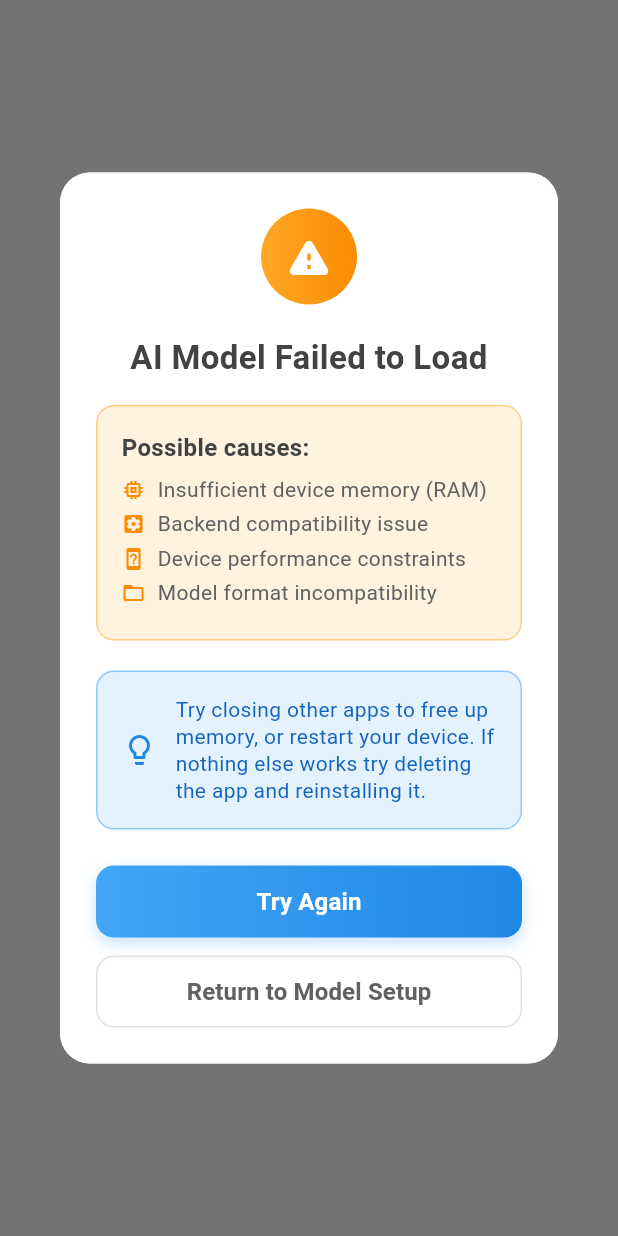
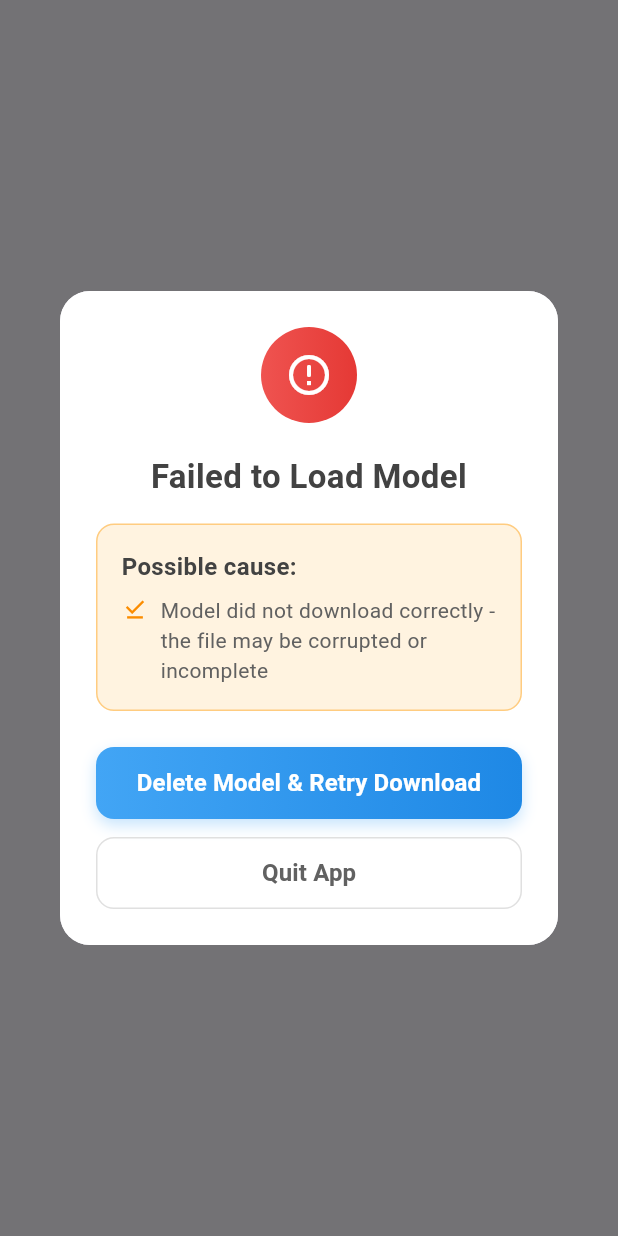
Before and after one commit to ai-space-s/wm-gemma-vision, a Flutter app: what showInitializationErrorDialog() shows on an empty page, opened directly, on a phone screen of 412 x 824 dp. Run offline on Flutter 3.47's test engine with Material 3 defaults, Android fonts, the phone set to English and light mode, and no system bars; our stand-ins replace audioplayers, camera, flutter_tts, permission_handler, shared_preferences, speech_to_text and 1 more; missing offline and left inert: flutter_downloader, flutter_gemma, flutter_web_auth_2, google_mlkit_text_recognition, gpt_markdown, remove_markdown; accounts and stored records are empty.

Commit message:
Improved download error popup, changed advice on download screen

```diff
--- a/lib/chat_page/handlers/initialization_handler.dart
+++ b/lib/chat_page/handlers/initialization_handler.dart
@@ -6,7 +6,7 @@ import '../services/bootstrap_manager.dart';
 
 /// Handles bootstrap failures and provides recovery options
 class InitializationHandler {
-  /// Show error dialog and handle user choice (retry or redownload model)
+  /// Show error dialog and handle user choice (delete & retry or quit)
   static Future<void> handleInitError({
     required BuildContext context,
     required bool mounted,
@@ -28,7 +28,12 @@ class InitializationHandler {
           context,
         );
 
-        if (result == 'retry') {
+        if (result == 'delete') {
+          // Model files have already been deleted by the dialog
+          // Navigate to download page to start fresh
+          navigateToDownloadPage(context);
+        } else if (result == 'retry') {
+          // Legacy option if you still have it
           await retryInitialization(
             context: context,
             mounted: () => mounted,
--- a/lib/chat_page/services/error_dialog_service.dart
+++ b/lib/chat_page/services/error_dialog_service.dart
@@ -1,5 +1,7 @@
 // lib/chat_page/services/error_dialog_service.dart
 import 'package:flutter/material.dart';
+import 'package:gemma_chat/download_page/services/download_manager.dart';
+import 'package:gemma_chat/download_page/services/download_state_manager.dart';
 
 /// User-friendly error dialogs for AI model initialization failures
 class ErrorDialogService {
@@ -24,18 +26,18 @@ class ErrorDialogService {
             child: Column(
               mainAxisSize: MainAxisSize.min,
               children: [
-                // Warning icon with gradient background
+                // Error icon with gradient background
                 Container(
                   width: 64,
                   height: 64,
                   decoration: BoxDecoration(
                     shape: BoxShape.circle,
                     gradient: LinearGradient(
-                      colors: [Colors.orange[400]!, Colors.orange[600]!],
+                      colors: [Colors.red[400]!, Colors.red[600]!],
                     ),
                   ),
                   child: const Icon(
-                    Icons.warning_rounded,
+                    Icons.error_outline_rounded,
                     size: 32,
                     color: Colors.white,
                   ),
@@ -44,7 +46,7 @@ class ErrorDialogService {
 
                 // Clear title explaining the issue
                 Text(
-                  'AI Model Failed to Load',
+                  'Failed to Load Model',
                   style: TextStyle(
                     fontSize: 22,
                     fontWeight: FontWeight.bold,
@@ -54,7 +56,7 @@ class ErrorDialogService {
                 ),
                 const SizedBox(height: 16),
 
-                // Detailed explanation of possible causes
+                // Clear explanation of what happened
                 Container(
                   padding: const EdgeInsets.all(16),
                   decoration: BoxDecoration(
@@ -66,7 +68,7 @@ class ErrorDialogService {
                     crossAxisAlignment: CrossAxisAlignment.start,
                     children: [
                       Text(
-                        'Possible causes:',
+                        'Possible cause:',
                         style: TextStyle(
                           fontSize: 16,
                           fontWeight: FontWeight.w600,
@@ -74,48 +76,36 @@ class ErrorDialogService {
                         ),
                       ),
                       const SizedBox(height: 8),
-                      // List of common causes with icons
-                      ..._buildErrorCauses(),
-                    ],
-                  ),
-                ),
-                const SizedBox(height: 20),
-
-                // Helpful suggestion box
-                Container(
-                  padding: const EdgeInsets.all(16),
-                  decoration: BoxDecoration(
-                    color: Colors.blue[50],
-                    borderRadius: BorderRadius.circular(12),
-                    border: Border.all(color: Colors.blue[200]!, width: 1),
-                  ),
-                  child: Row(
-                    children: [
-                      Icon(
-                        Icons.lightbulb_outline,
-                        color: Colors.blue[600],
-                        size: 24,
-                      ),
-                      const SizedBox(width: 12),
-                      Expanded(
-                        child: Text(
-                          'Try closing other apps to free up memory, or restart your device. If nothing else works try deleting the app and reinstalling it.',
-                          style: TextStyle(
-                            fontSize: 14,
-                            color: Colors.blue[800],
-                            height: 1.3,
+                      Row(
+                        crossAxisAlignment: CrossAxisAlignment.start,
+                        children: [
+                          Icon(
+                            Icons.download_done,
+                            size: 18,
+                            color: Colors.orange[600],
                           ),
-                        ),
+                          const SizedBox(width: 8),
+                          Expanded(
+                            child: Text(
+                              'Model did not download correctly - the file may be corrupted or incomplete',
+                              style: TextStyle(
+                                fontSize: 14,
+                                color: Colors.grey[700],
+                                height: 1.4,
+                              ),
+                            ),
+                          ),
+                        ],
                       ),
                     ],
                   ),
                 ),
                 const SizedBox(height: 24),
 
-                // Action buttons with clear hierarchy
+                // Action buttons
                 Column(
                   children: [
-                    // Primary action: Try Again
+                    // Primary action: Delete & Retry Download
                     SizedBox(
                       width: double.infinity,
                       height: 48,
@@ -134,14 +124,54 @@ class ErrorDialogService {
                           ],
                         ),
                         child: TextButton(
-                          onPressed: () => Navigator.of(context).pop('retry'),
+                          onPressed: () async {
+                            // Show loading while deleting
+                            showDialog(
+                              context: context,
+                              barrierDismissible: false,
+                              builder: (BuildContext context) {
+                                return Dialog(
+                                  child: Container(
+                                    padding: const EdgeInsets.all(20),
+                                    child: Row(
+                                      mainAxisSize: MainAxisSize.min,
+                                      children: [
+                                        const CircularProgressIndicator(),
+                                        const SizedBox(width: 20),
+                                        const Text(
+                                          'Deleting corrupted model...',
+                                        ),
+                                      ],
+                                    ),
+                                  ),
+                                );
+                              },
+                            );
+
+                            // Delete the model files
+                            await DownloadManager.cancelAndDeleteDownload();
+                            await DownloadStateManager.clearDownloadState();
+
+                            // Use the nuclear cleanup to be absolutely sure
+                            await DownloadManager.cleanupAllModelFiles();
+
+                            // Close loading dialog
+                            if (context.mounted) {
+                              Navigator.of(context).pop();
+                            }
+
+                            // Return to caller with 'delete' action
+                            if (context.mounted) {
+                              Navigator.of(context).pop('delete');
+                            }
+                          },
                           style: TextButton.styleFrom(
                             shape: RoundedRectangleBorder(
                               borderRadius: BorderRadius.circular(12),
                             ),
                           ),
                           child: const Text(
-                            'Try Again',
+                            'Delete Model & Retry Download',
                             style: TextStyle(
                               color: Colors.white,
                               fontSize: 16,
@@ -153,7 +183,7 @@ class ErrorDialogService {
                     ),
                     const SizedBox(height: 12),
 
-                    // Secondary action: Return to model setup
+                    // Secondary action: Quit app
                     SizedBox(
                       width: double.infinity,
                       height: 48,
@@ -163,15 +193,14 @@ class ErrorDialogService {
                           border: Border.all(color: Colors.grey[300]!),
                         ),
                         child: TextButton(
-                          onPressed: () =>
-                              Navigator.of(context).pop('download'),
+                          onPressed: () => Navigator.of(context).pop('quit'),
                           style: TextButton.styleFrom(
                             shape: RoundedRectangleBorder(
                               borderRadius: BorderRadius.circular(12),
                             ),
                           ),
                           child: Text(
-                            'Return to Model Setup',
+                            'Quit App',
                             style: TextStyle(
                               color: Colors.grey[700],
                               fontSize: 16,
@@ -191,7 +220,7 @@ class ErrorDialogService {
     );
   }
 
-  /// Simple dialog when retry attempts fail - directs user to model setup
+  /// Simple dialog when retry attempts fail
   static Future<void> showRetryFailedDialog(
     BuildContext context,
     VoidCallback onGoToSetup,
@@ -205,11 +234,11 @@ class ErrorDialogService {
           children: [
             Icon(Icons.error_outline, color: Colors.red[600], size: 28),
             const SizedBox(width: 12),
-            const Text('Retry Failed'),
+            const Text('Model Still Not Working'),
           ],
         ),
         content: const Text(
-          'The AI model still cannot be loaded. This might be a device compatibility issue or the model file may need to be re-downloaded. If nothing else works try deleting the app and reinstalling it.',
+          'The model file appears to be corrupted. Please use "Delete Model & Retry Download" to clean up and download a fresh copy.',
         ),
         actions: [
           TextButton(
@@ -217,51 +246,10 @@ class ErrorDialogService {
               Navigator.of(context).pop();
               onGoToSetup();
             },
-            child: const Text('Go to Model Setup'),
+            child: const Text('Go to Setup'),
           ),
         ],
       ),
     );
   }
-
-  /// Build list of common error causes with icons for visual clarity
-  static List<Widget> _buildErrorCauses() {
-    final causes = [
-      {'icon': Icons.memory, 'text': 'Insufficient device memory (RAM)'},
-      {
-        'icon': Icons.settings_applications,
-        'text': 'Backend compatibility issue',
-      },
-      {'icon': Icons.device_unknown, 'text': 'Device performance constraints'},
-      {'icon': Icons.folder_open, 'text': 'Model format incompatibility'},
-    ];
-
-    return causes
-        .map(
-          (cause) => Padding(
-            padding: const EdgeInsets.only(bottom: 6),
-            child: Row(
-              children: [
-                Icon(
-                  cause['icon'] as IconData,
-                  size: 16,
-                  color: Colors.orange[600],
-                ),
-                const SizedBox(width: 8),
-                Expanded(
-                  child: Text(
-                    cause['text'] as String,
-                    style: TextStyle(
-                      fontSize: 14,
-                      color: Colors.grey[700],
-                      height: 1.2,
-                    ),
-                  ),
-                ),
-              ],
-            ),
-          ),
-        )
-        .toList();
-  }
 }
--- a/lib/download_page/services/download_manager.dart
+++ b/lib/download_page/services/download_manager.dart
@@ -251,6 +251,11 @@ class DownloadManager {
     }
   }
 
+  /// Public method to clean up all model files
+  static Future<void> cleanupAllModelFiles() async {
+    await _cleanupModelFiles();
+  }
+
   /// Nuclear cleanup: find and delete ANY model files in app directory
   static Future<void> _cleanupModelFiles() async {
     try {
--- a/lib/download_page/ui/modern_ui_widgets.dart
+++ b/lib/download_page/ui/modern_ui_widgets.dart
@@ -178,8 +178,7 @@ class ModernUIWidgets {
         break;
       case DownloadStatus.downloading:
         title = "Downloading";
-        subtitle =
-            "This may take a few minutes, feel free to come back later. The download will continue in the background.";
+        subtitle = "This may take a few minutes please do not close the app.";
         break;
       case DownloadStatus.paused:
         title = "Download Paused";
```
